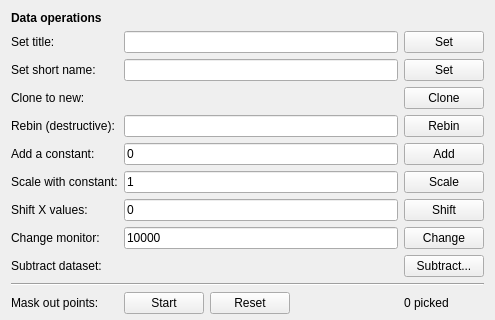
This is ufit/gui/dataops.ui in McStasMcXtrace/ufit as Qt 5 draws it before an edit; both pictures show x 0 to 495 and y 0 to 320 of the 495 by 460 pixel window. The edited form follows.
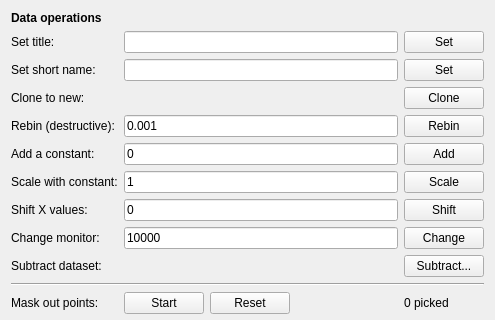
This is the edited form.

Diff of the .ui file:
```diff
--- a/ufit/gui/dataops.ui
+++ b/ufit/gui/dataops.ui
@@ -315,7 +315,11 @@
       </widget>
      </item>
      <item row="4" column="1" colspan="2">
-      <widget class="QLineEdit" name="precision"/>
+      <widget class="QLineEdit" name="precisionEdit">
+       <property name="text">
+        <string>0.001</string>
+       </property>
+      </widget>
      </item>
     </layout>
    </item>
```
Left out of the diff: 28 changed lines with no effect on the pictures.
